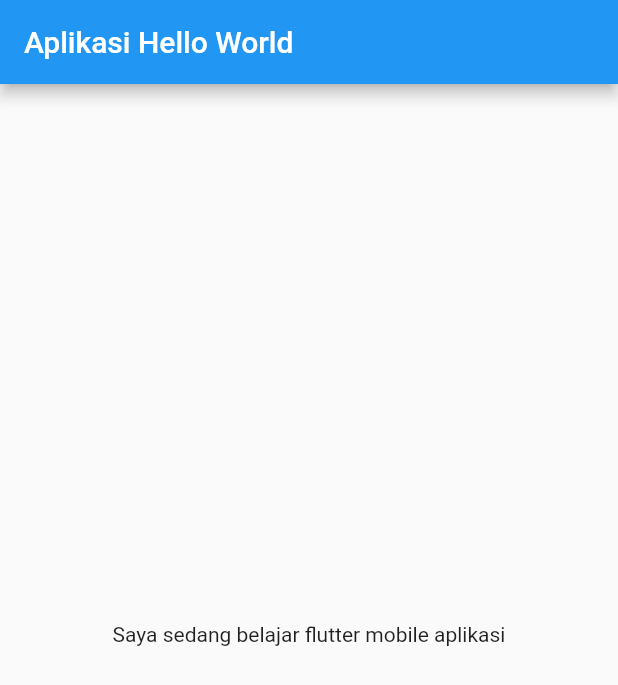
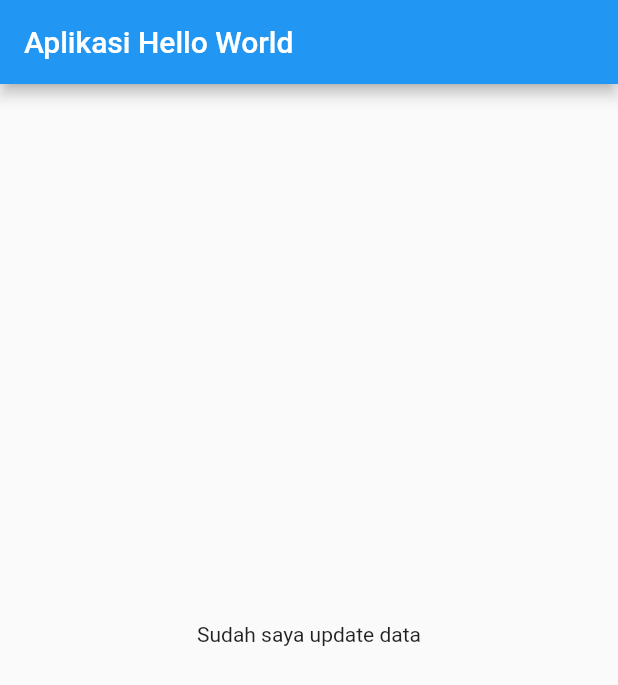
Before and after one commit to teknologi10/flutter-coba, a Flutter app: the screen it shows after launch, on a phone screen of 412 x 824 dp. Shown: the top 685 px of the screen. Run offline on Flutter 3.47's test engine with Material 2 defaults, Android fonts, the phone set to English and light mode, and no system bars; statements that could not run were skipped.

Commit message:
update file dart

```diff
--- a/lib/main.dart
+++ b/lib/main.dart
@@ -17,7 +17,7 @@ class MyApp extends StatelessWidget {
                 color: Colors.blue
                 width: 150,
                 height: 50,
-                child: Text("Saya sedang belajar flutter mobile aplikasi"))),
+                child: Text("Sudah saya update data"))),
       ),
     );
   }
```
